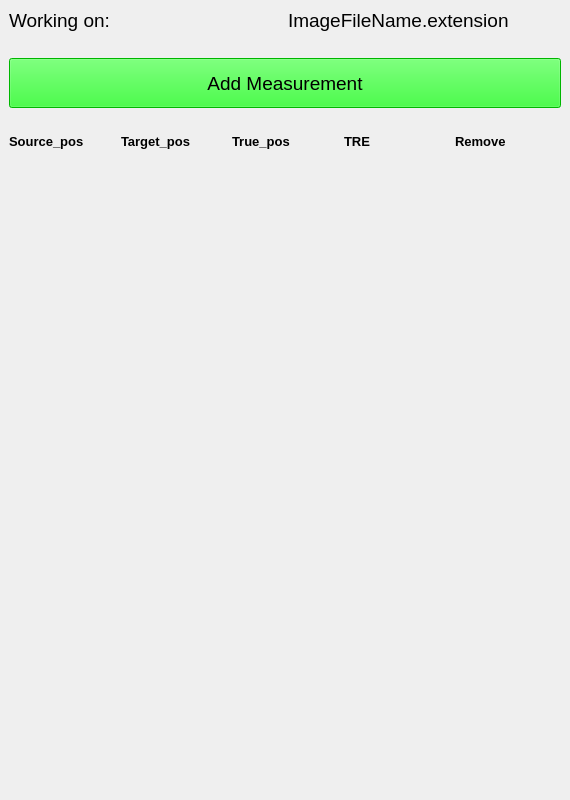
Old version of the form src/napari_dmc_brainmap/registration/sharpy_track/sharpy_track/view/ui/accuracy_measurement_page.ui in the repository hejDMC/napari-dmc-brainmap.
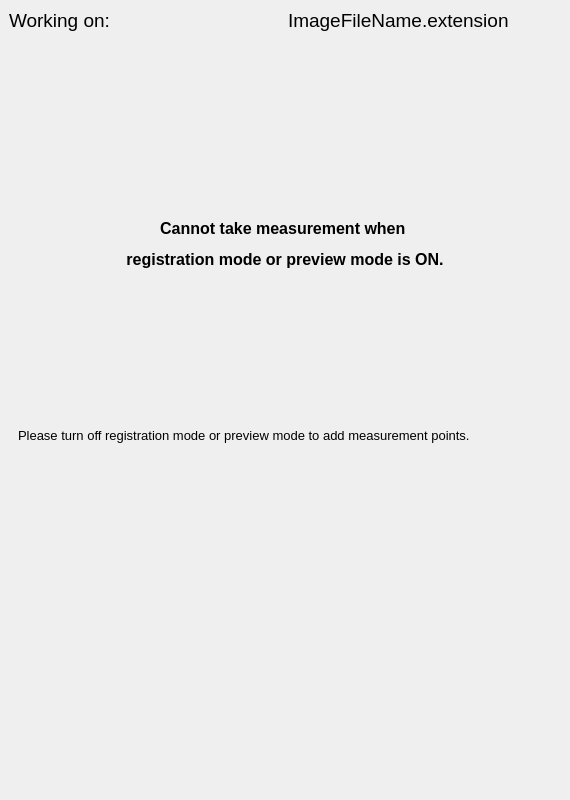
New version of the form. The open tabs and pages were chosen to show the change.

Commit message: implement stackedwidget page flip triggers

```diff
--- a/src/napari_dmc_brainmap/registration/sharpy_track/sharpy_track/view/ui/accuracy_measurement_page.ui
+++ b/src/napari_dmc_brainmap/registration/sharpy_track/sharpy_track/view/ui/accuracy_measurement_page.ui
@@ -60,6 +60,13 @@
      </spacer>
     </item>
     <item>
+     <widget class="QStackedWidget" name="pages">
+      <property name="currentIndex">
+       <number>0</number>
+      </property>
+      <widget class="QWidget" name="measurePage">
+       <layout class="QVBoxLayout" name="verticalLayout_2">
+        <item>
      <widget class="QPushButton" name="addMeasurementBtn">
       <property name="sizePolicy">
        <sizepolicy hsizetype="Preferred" vsizetype="Fixed">
@@ -109,8 +116,6 @@
      </spacer>
     </item>
     <item>
-     <layout class="QVBoxLayout" name="measurementTableVBox">
-      <item>
        <layout class="QHBoxLayout" name="tableHeaderHBox">
         <item>
          <widget class="QLabel" name="sourcePosLabel">
@@ -185,7 +190,7 @@
        </layout>
       </item>
       <item>
-       <spacer name="verticalSpacer">
+         <spacer name="pushUpSpacer">
         <property name="orientation">
          <enum>Qt::Vertical</enum>
         </property>
@@ -198,6 +203,82 @@
        </spacer>
       </item>
      </layout>
+      </widget>
+      <widget class="QWidget" name="incorrectModePage">
+       <layout class="QVBoxLayout" name="verticalLayout_3">
+        <item>
+         <widget class="QLabel" name="incorrectModeTitle">
+          <property name="font">
+           <font>
+            <pointsize>12</pointsize>
+            <weight>75</weight>
+            <bold>true</bold>
+           </font>
+          </property>
+          <property name="text">
+           <string>&lt;html&gt;&lt;head/&gt;&lt;body&gt;&lt;p&gt;Cannot take measurement when &lt;/p&gt;&lt;p&gt;registration mode or preview mode is ON.&lt;/p&gt;&lt;/body&gt;&lt;/html&gt;</string>
+          </property>
+          <property name="alignment">
+           <set>Qt::AlignCenter</set>
+          </property>
+          <property name="wordWrap">
+           <bool>true</bool>
+          </property>
+         </widget>
+        </item>
+        <item>
+         <widget class="QLabel" name="incorrectModeDescription">
+          <property name="font">
+           <font>
+            <pointsize>10</pointsize>
+           </font>
+          </property>
+          <property name="text">
+           <string>Please turn off registration mode or preview mode to add measurement points. </string>
+          </property>
+          <property name="alignment">
+           <set>Qt::AlignLeading|Qt::AlignLeft|Qt::AlignTop</set>
+          </property>
+          <property name="wordWrap">
+           <bool>true</bool>
+          </property>
+         </widget>
+        </item>
+       </layout>
+      </widget>
+      <widget class="QWidget" name="noTransformationPage">
+       <layout class="QVBoxLayout" name="verticalLayout_4">
+        <item>
+         <widget class="QLabel" name="noTransformationTitle">
+          <property name="text">
+           <string>&lt;html&gt;&lt;head/&gt;&lt;body&gt;&lt;p&gt;&lt;span style=&quot; font-size:12pt; font-weight:600;&quot;&gt;Cannot perform measurement when&lt;/span&gt;&lt;/p&gt;&lt;p&gt;&lt;span style=&quot; font-size:12pt; font-weight:600;&quot;&gt; transformation is missing for current image.&lt;/span&gt;&lt;/p&gt;&lt;/body&gt;&lt;/html&gt;</string>
+          </property>
+          <property name="alignment">
+           <set>Qt::AlignCenter</set>
+          </property>
+         </widget>
+        </item>
+        <item>
+         <widget class="QLabel" name="noTransformationDescription">
+          <property name="font">
+           <font>
+            <pointsize>10</pointsize>
+           </font>
+          </property>
+          <property name="text">
+           <string>Please finish the registration of current image before doing accuracy measurement. </string>
+          </property>
+          <property name="alignment">
+           <set>Qt::AlignLeading|Qt::AlignLeft|Qt::AlignTop</set>
+          </property>
+          <property name="wordWrap">
+           <bool>true</bool>
+          </property>
+         </widget>
+        </item>
+       </layout>
+      </widget>
+     </widget>
     </item>
    </layout>
   </widget>
```
Lines whose indentation alone changed are shown as unchanged. The commit also changes 3 other files.
